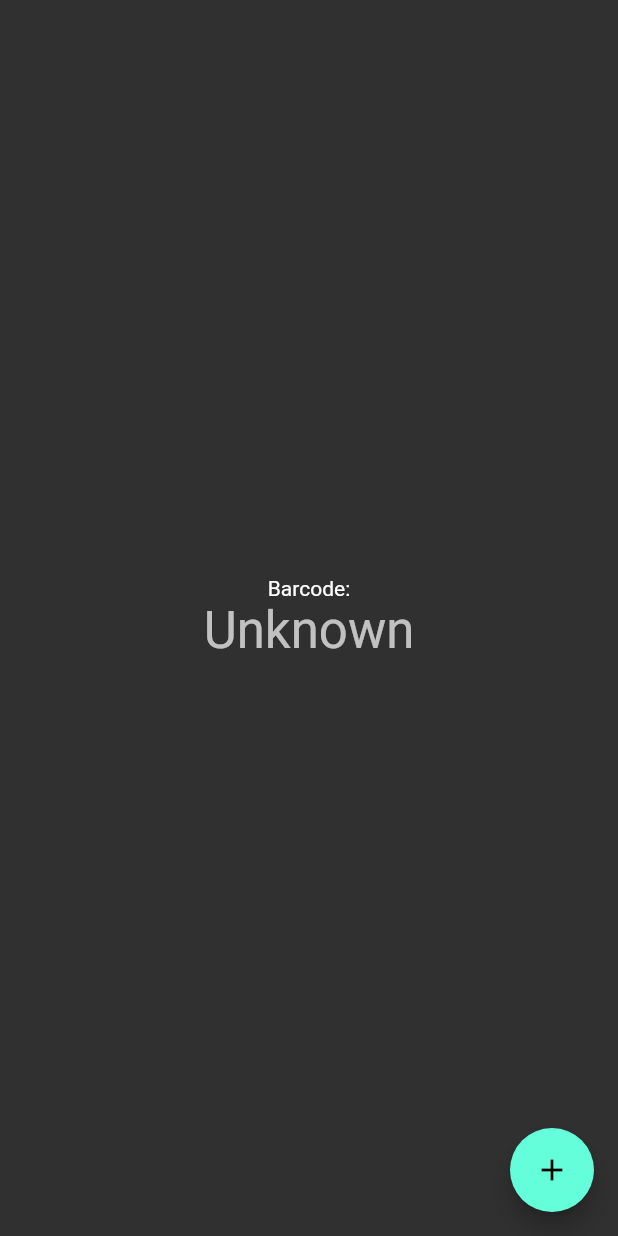
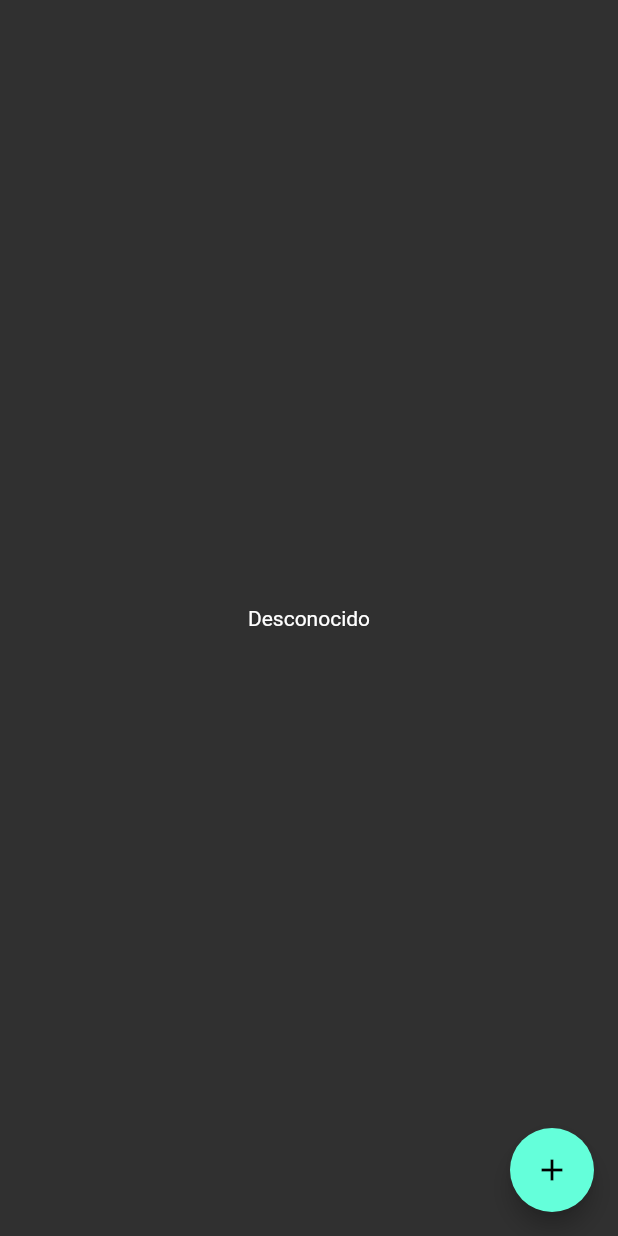
Before and after one commit to ComicIvans/defc-barcode-scanner, a Flutter app: the HomePage screen opened directly, on a phone screen of 412 x 824 dp. Run offline on Flutter 3.47's test engine with Material 2 defaults, Android fonts, the light colour scheme and no system bars; our stand-ins replace after_layout, google_sign_in, shared_preferences; missing offline and left inert: flutter_barcode_scanner, googleapis; accounts and stored records are empty.

Commit message:
0.5
Mejor organización e icono

```diff
--- a/lib/home_page.dart
+++ b/lib/home_page.dart
@@ -1,19 +1,22 @@
+import 'package:after_layout/after_layout.dart';
+import 'package:defc_barcode_scanner/sheet_selector.dart';
 import 'package:flutter/material.dart';
 import 'package:flutter/services.dart';
 import 'package:flutter_barcode_scanner/flutter_barcode_scanner.dart';
+import 'package:google_sign_in/google_sign_in.dart';
 import 'package:shared_preferences/shared_preferences.dart';
 
 class HomePage extends StatefulWidget {
-  const HomePage({Key? key, required this.title}) : super(key: key);
+  const HomePage({Key? key, required this.googleSignIn}) : super(key: key);
 
-  final String title;
+  final GoogleSignIn googleSignIn;
 
   @override
   State<HomePage> createState() => _HomePageState();
 }
 
-class _HomePageState extends State<HomePage> {
-  String _scanBarcode = 'Unknown';
+class _HomePageState extends State<HomePage> with AfterLayoutMixin<HomePage> {
+  String _scanBarcode = 'Desconocido';
 
   @override
   void initState() {
@@ -25,7 +28,7 @@ class _HomePageState extends State<HomePage> {
     // Platform messages may fail, so we use a try/catch PlatformException.
     try {
       barcodeScanRes = await FlutterBarcodeScanner.scanBarcode(
-          '#ff6666', 'Cancel', true, ScanMode.BARCODE);
+          '#ff6666', 'Cancelar', true, ScanMode.BARCODE);
     } on PlatformException {
       barcodeScanRes = 'Failed to get platform version.';
     }
@@ -43,24 +46,28 @@ class _HomePageState extends State<HomePage> {
   @override
   Widget build(BuildContext context) {
     return Scaffold(
-      body: Center(
-        child: Column(
-          mainAxisAlignment: MainAxisAlignment.center,
-          children: <Widget>[
-            const Text(
-              'Barcode:',
-            ),
-            Text(
-              '$_scanBarcode',
-              style: Theme.of(context).textTheme.headline4,
-            ),
-          ],
-        ),
-      ),
+      body: Center(child: Text(_scanBarcode)),
       floatingActionButton: FloatingActionButton(
         onPressed: () => scanBarcode(),
         child: const Icon(Icons.add),
       ),
     );
   }
+
+  void checkSelectedSheet(context) async {
+    SharedPreferences prefs = await SharedPreferences.getInstance();
+    String _sheet = (prefs.getString('selectedSheet') ?? '');
+
+    if (widget.googleSignIn.currentUser != null && _sheet == '') {
+      Navigator.of(context).push(MaterialPageRoute(
+          builder: (context) =>
+              SheetSelector(googleSignIn: widget.googleSignIn)));
+      return;
+    }
+
+    return;
+  }
+
+  @override
+  void afterFirstLayout(BuildContext context) => checkSelectedSheet(context);
 }
```
Also changed, not shown: lib/login_page.dart (+9 -9 lines), lib/main.dart (+11 -16 lines), lib/sheet_selector.dart (added, +23 -0 lines), pubspec.yaml (+8 -0 lines), assets/icon/icon.png (added), pubspec.lock, 24 other files.
